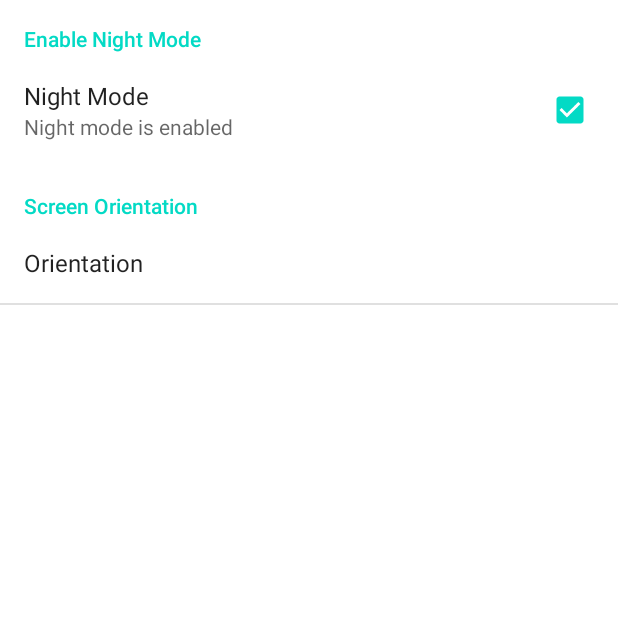
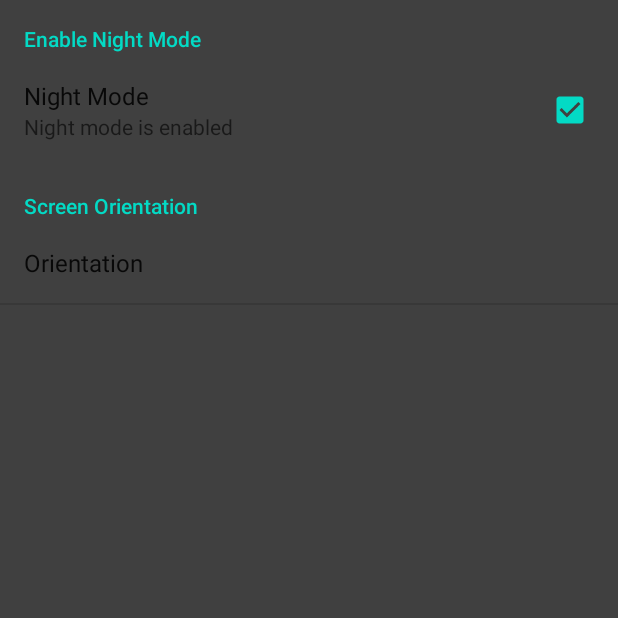
Before and after one commit to Peachy02/MoneyWzrd, an Android app: the Settings_activity screen opened directly, with no data from a screen before it, after a tap on "Night Mode", on a phone screen of 412 x 824 dp, the top half of it. Run offline under Robolectric (Android 15) with nearby library versions, the phone set to English and light mode, and no system bars; our stand-ins replace Firebase (no records; nobody signed in at launch, a user with empty details on screens opened directly); Roboto replaces fonts that are not available here.

Commit message:
Settings implemented, but doesnt changed other activities/fragments yet.

```diff
--- a/moneywzrd/src/main/java/ispy/corp/moneywzrd/Settings_activity.java
+++ b/moneywzrd/src/main/java/ispy/corp/moneywzrd/Settings_activity.java
@@ -5,10 +5,19 @@ package ispy.corp.moneywzrd;
 import android.app.AlertDialog;
 import android.content.DialogInterface;
 import android.content.Intent;
+import android.content.SharedPreferences;
+import android.content.pm.ActivityInfo;
+import android.graphics.Color;
 import android.os.Bundle;
+import android.preference.CheckBoxPreference;
+import android.preference.ListPreference;
+import android.preference.Preference;
 import android.preference.PreferenceActivity;
+import android.preference.PreferenceManager;
 
 import com.google.firebase.auth.FirebaseAuth;
+
+import java.util.prefs.PreferenceChangeEvent;
 
 public class Settings_activity extends PreferenceActivity {
 
@@ -17,6 +26,80 @@ public class Settings_activity extends PreferenceActivity {
         super.onCreate(savedInstanceState);
         //setContentView(R.layout.activity_settings_activity);
         addPreferencesFromResource(R.xml.prefs);
+        Load_Setting();
+    }
+
+
+    private void Load_Setting(){
+        SharedPreferences sp = PreferenceManager.getDefaultSharedPreferences(this);
+        boolean chk_night = sp.getBoolean("NIGHT", false);
+        if (chk_night){
+            getListView().setBackgroundColor(Color.parseColor("#404040"));
+
+        }
+        else {
+            getListView().setBackgroundColor(Color.parseColor("#ffffff"));
+        }
+
+        CheckBoxPreference chk_night_instant = (CheckBoxPreference) findPreference("NIGHT");
+        chk_night_instant.setOnPreferenceChangeListener(new Preference.OnPreferenceChangeListener() {
+            @Override
+            public boolean onPreferenceChange(Preference prefs, Object obj) {
+                boolean yes = (boolean)obj;
+
+                if (yes){
+                    getListView().setBackgroundColor(Color.parseColor("#404040"));
+                }
+                else {
+                    getListView().setBackgroundColor(Color.parseColor("#ffffff"));
+                }
+
+
+                return true;
+            }
+        });
+
+        ListPreference LP = (ListPreference) findPreference("ORIENTATION");
+        String orien = sp.getString("ORIENTATION", "false");
+        if ("1".equals(orien)) {
+            setRequestedOrientation(ActivityInfo.SCREEN_ORIENTATION_BEHIND);
+        }
+        else if ("2".equals(orien)) {
+            setRequestedOrientation(ActivityInfo.SCREEN_ORIENTATION_PORTRAIT);
+        }
+        else if ("3".equals(orien)) {
+            setRequestedOrientation(ActivityInfo.SCREEN_ORIENTATION_LANDSCAPE);
+        }
+
+        LP.setOnPreferenceChangeListener(new Preference.OnPreferenceChangeListener() {
+            @Override
+            public boolean onPreferenceChange(Preference prefs, Object obj) {
+
+                String items = (String) obj;
+                if (prefs.getKey().equals("ORIENTATION")) {
+                    switch (items) {
+                        case "1":
+                            setRequestedOrientation(ActivityInfo.SCREEN_ORIENTATION_BEHIND);
+                            break;
+                        case "2":
+                            setRequestedOrientation(ActivityInfo.SCREEN_ORIENTATION_PORTRAIT);
+                            break;
+                        case "3":
+                            setRequestedOrientation(ActivityInfo.SCREEN_ORIENTATION_LANDSCAPE);
+                            break;
+                    }
+                }
+
+                return true;
+            }
+        });
+
+    }
+
+    @Override
+    protected void onResume() {
+        Load_Setting();
+        super.onResume();
     }
 
     public void onBackPressed() {
--- a/moneywzrd/src/main/res/menu/toolbar_menu.xml
+++ b/moneywzrd/src/main/res/menu/toolbar_menu.xml
@@ -8,7 +8,7 @@
     <item
         android:id="@+id/sign_out"
         android:title="@string/logout"
-        app:showAsAction="ifRoom"/>
+        app:showAsAction="never"/>
     <item
         android:id="@+id/Settingsbtn"
         android:title="@string/toolbarSet"
```
Also changed, not shown: moneywzrd/src/main/res/layout/activity_settings_activity.xml (+8 -6 lines).
